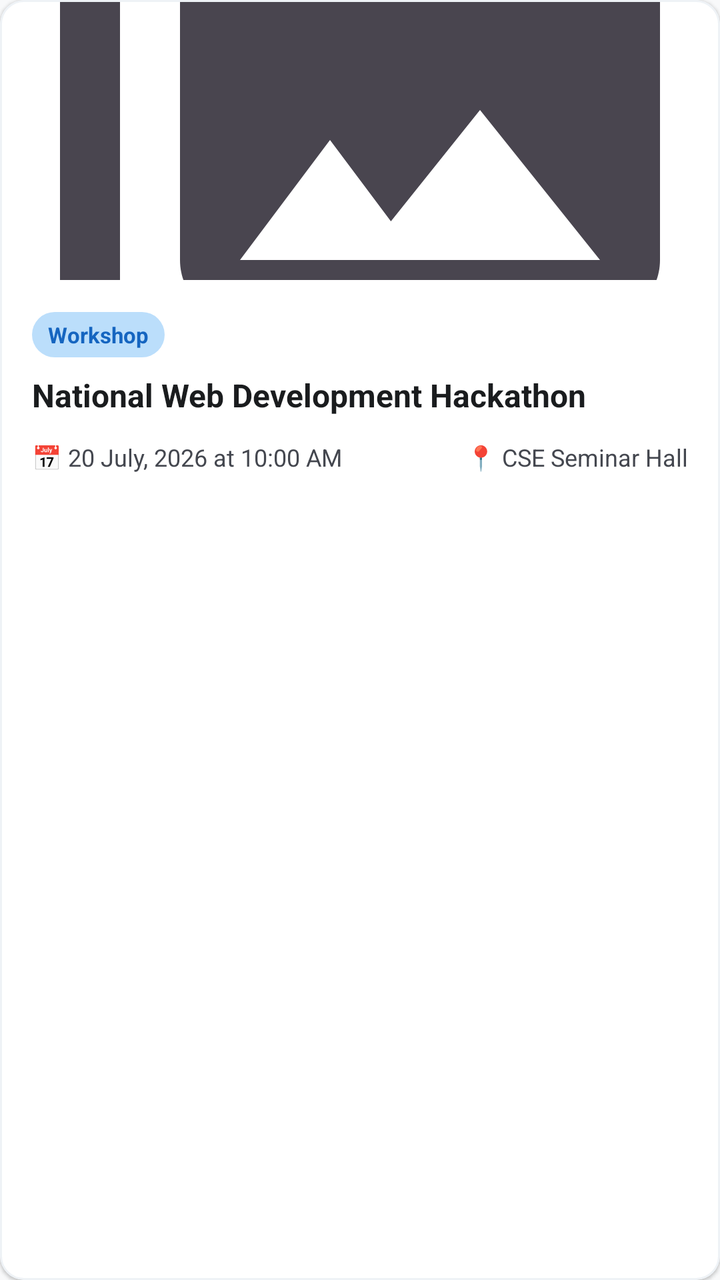
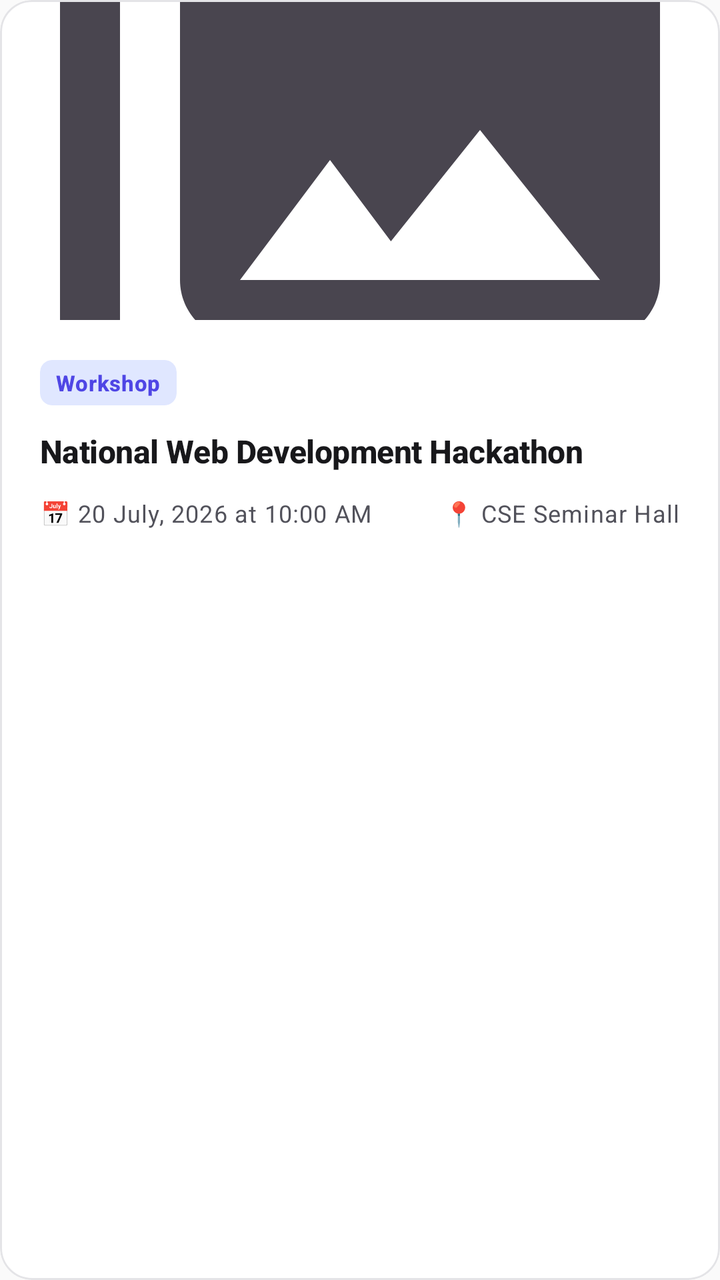

The first picture is an Android layout as it rendered before a commit; the second is the same layout after the commit. The layout source and the unified diff follow.
<!-- AndroidManifest.xml: application theme Theme.CSEHub -->
<!-- res/layout/item_event.xml -->
<?xml version="1.0" encoding="utf-8"?>
<com.google.android.material.card.MaterialCardView xmlns:android="http://schemas.android.com/apk/res/android"
    xmlns:app="http://schemas.android.com/apk/res-auto"
    android:layout_width="match_parent"
    android:layout_height="wrap_content"
    android:layout_marginBottom="12dp"
    app:cardCornerRadius="12dp"
    app:cardElevation="1dp"
    app:strokeWidth="1dp"
    app:strokeColor="?attr/colorSurfaceVariant">

    <LinearLayout
        android:layout_width="match_parent"
        android:layout_height="wrap_content"
        android:orientation="vertical">

        
        <ImageView
            android:id="@+id/bannerImage"
            android:layout_width="match_parent"
            android:layout_height="140dp"
            android:scaleType="centerCrop"
            android:src="@drawable/ic_gallery"
            android:contentDescription="Event Banner" />

        <LinearLayout
            android:layout_width="match_parent"
            android:layout_height="wrap_content"
            android:orientation="vertical"
            android:padding="16dp">

            <TextView
                android:id="@+id/eventTypeBadge"
                android:layout_width="wrap_content"
                android:layout_height="wrap_content"
                android:text="Workshop"
                android:textSize="11sp"
                android:textStyle="bold"
                android:textColor="?attr/colorPrimary"
                android:background="@drawable/bg_badge_primary"
                android:paddingHorizontal="8dp"
                android:paddingVertical="4dp"/>

            <TextView
                android:id="@+id/eventTitle"
                android:layout_width="match_parent"
                android:layout_height="wrap_content"
                android:layout_marginTop="8dp"
                android:text="National Web Development Hackathon"
                android:textSize="16sp"
                android:textStyle="bold"
                android:textColor="?attr/colorOnSurface"/>

            <RelativeLayout
                android:layout_width="match_parent"
                android:layout_height="wrap_content"
                android:layout_marginTop="12dp">

                <TextView
                    android:id="@+id/eventDate"
                    android:layout_width="wrap_content"
                    android:layout_height="wrap_content"
                    android:text="📅 20 July, 2026 at 10:00 AM"
                    android:textSize="12sp"
                    android:textColor="?attr/colorOnSurfaceVariant"/>

                <TextView
                    android:id="@+id/eventVenue"
                    android:layout_width="wrap_content"
                    android:layout_height="wrap_content"
                    android:layout_alignParentEnd="true"
                    android:text="📍 CSE Seminar Hall"
                    android:textSize="12sp"
                    android:textColor="?attr/colorOnSurfaceVariant"/>
            </RelativeLayout>

            
            <LinearLayout
                android:id="@+id/actionButtonsContainer"
                android:layout_width="match_parent"
                android:layout_height="wrap_content"
                android:orientation="horizontal"
                android:gravity="end"
                android:layout_marginTop="8dp"
                android:visibility="gone">

                <ImageButton
                    android:id="@+id/editButton"
                    android:layout_width="36dp"
                    android:layout_height="36dp"
                    android:src="@android:drawable/ic_menu_edit"
                    android:background="?attr/selectableItemBackgroundBorderless"
                    app:tint="?attr/colorPrimary"
                    android:layout_marginEnd="8dp"/>

                <ImageButton
                    android:id="@+id/deleteButton"
                    android:layout_width="36dp"
                    android:layout_height="36dp"
                    android:src="@android:drawable/ic_menu_delete"
                    android:background="?attr/selectableItemBackgroundBorderless"
                    app:tint="?attr/colorError"/>
            </LinearLayout>
        </LinearLayout>
    </LinearLayout>
</com.google.android.material.card.MaterialCardView>
<!-- resources referenced by this layout -->
<resources>
  <!-- drawable bg_badge_primary (drawable) -->
  <?xml version="1.0" encoding="utf-8"?>
  <shape xmlns:android="http://schemas.android.com/apk/res/android"
      android:shape="rectangle">
      <solid android:color="@color/primary_container" />
      <corners android:radius="16dp" />
  </shape>
  <style name="Theme.CSEHub" parent="Theme.Material3.DayNight.NoActionBar">
  
          
          <item name="colorPrimary">@color/primary</item>
          <item name="colorOnPrimary">@color/on_primary</item>
          <item name="colorPrimaryContainer">@color/primary_container</item>
          <item name="colorOnPrimaryContainer">@color/on_primary_container</item>
  
          
          <item name="colorSecondary">@color/secondary</item>
          <item name="colorOnSecondary">@color/on_secondary</item>
          <item name="colorSecondaryContainer">@color/secondary_container</item>
          <item name="colorOnSecondaryContainer">@color/on_secondary_container</item>
  
          
          <item name="colorTertiary">@color/tertiary</item>
          <item name="colorTertiaryContainer">@color/tertiary_container</item>
          <item name="colorOnTertiary">@color/on_tertiary</item>
          <item name="colorOnTertiaryContainer">@color/on_tertiary_container</item>
  
          
          <item name="colorError">@color/error</item>
          <item name="colorErrorContainer">@color/error_container</item>
          <item name="colorOnError">@color/on_error</item>
  
          
          <item name="android:windowBackground">@color/background</item>
          <item name="android:colorBackground">@color/background</item>
          <item name="colorOnBackground">@color/on_background</item>
          <item name="colorSurface">@color/surface</item>
          <item name="colorSurfaceVariant">@color/surface_variant</item>
          <item name="colorOnSurface">@color/on_surface</item>
          <item name="colorOnSurfaceVariant">@color/on_surface_variant</item>
          <item name="colorOutline">@color/outline</item>
          <item name="colorOutlineVariant">@color/outline_variant</item>
  
          
          <item name="android:statusBarColor" tools:targetApi="21">?attr/colorPrimary</item>
          <item name="android:windowLightStatusBar" tools:targetApi="23">false</item>
  
          
          <item name="elevationOverlayEnabled">false</item>
  
          
          <item name="shapeAppearanceSmallComponent">@style/ShapeAppearance.CSEHub.Small</item>
          <item name="shapeAppearanceMediumComponent">@style/ShapeAppearance.CSEHub.Medium</item>
          <item name="shapeAppearanceLargeComponent">@style/ShapeAppearance.CSEHub.Large</item>
      </style>
  <color name="primary_container">#BBDEFB</color>
  <color name="primary">#1565C0</color>
  <color name="on_primary_container">#0A1929</color>
  <color name="secondary">#00796B</color>
  <color name="secondary_container">#B2DFDB</color>
  <color name="on_secondary_container">#002319</color>
  <color name="tertiary">#E65100</color>
  <color name="tertiary_container">#FFE0B2</color>
  <color name="on_tertiary">#FFFFFF</color>
  <color name="on_tertiary_container">#3E1300</color>
  <color name="error">#B00020</color>
  <color name="error_container">#FDECEA</color>
  <color name="background">#F8F9FA</color>
  <color name="on_background">#1A1C1E</color>
  <color name="surface_variant">#EEF2F6</color>
  <color name="on_surface">#1A1C1E</color>
  <color name="on_surface_variant">#44474F</color>
  <color name="outline">#74777F</color>
  <color name="outline_variant">#C4C6D0</color>
  <!-- unchanged entries left out for length: 8 -->
</resources>

<!-- the commit's change to res/layout/item_event.xml (unified diff, before → after) -->
@@ -3,11 +3,8 @@
     xmlns:app="http://schemas.android.com/apk/res-auto"
     android:layout_width="match_parent"
     android:layout_height="wrap_content"
-    android:layout_marginBottom="12dp"
-    app:cardCornerRadius="12dp"
-    app:cardElevation="1dp"
-    app:strokeWidth="1dp"
-    app:strokeColor="?attr/colorSurfaceVariant">
+    android:layout_marginBottom="16dp"
+    style="@style/Widget.CSEHub.CardView">
 
     <LinearLayout
         android:layout_width="match_parent"
@@ -18,7 +15,7 @@
         <ImageView
             android:id="@+id/bannerImage"
             android:layout_width="match_parent"
-            android:layout_height="140dp"
+            android:layout_height="160dp"
             android:scaleType="centerCrop"
             android:src="@drawable/ic_gallery"
             android:contentDescription="Event Banner" />
@@ -27,52 +24,59 @@
             android:layout_width="match_parent"
             android:layout_height="wrap_content"
             android:orientation="vertical"
-            android:padding="16dp">
+            android:padding="20dp">
 
-            <TextView
-                android:id="@+id/eventTypeBadge"
+            <com.google.android.material.card.MaterialCardView
                 android:layout_width="wrap_content"
                 android:layout_height="wrap_content"
-                android:text="Workshop"
-                android:textSize="11sp"
-                android:textStyle="bold"
-                android:textColor="?attr/colorPrimary"
-                android:background="@drawable/bg_badge_primary"
-                android:paddingHorizontal="8dp"
-                android:paddingVertical="4dp"/>
+                app:cardBackgroundColor="?attr/colorPrimaryContainer"
+                app:cardCornerRadius="6dp"
+                app:cardElevation="0dp"
+                app:strokeWidth="0dp">
+                
+                <TextView
+                    android:id="@+id/eventTypeBadge"
+                    android:layout_width="wrap_content"
+                    android:layout_height="wrap_content"
+                    android:text="Workshop"
+                    android:textAppearance="@style/TextAppearance.CSEHub.LabelLarge"
+                    android:textSize="11sp"
+                    android:textColor="?attr/colorPrimary"
+                    android:paddingHorizontal="8dp"
+                    android:paddingVertical="4dp"/>
+            </com.google.android.material.card.MaterialCardView>
 
             <TextView
                 android:id="@+id/eventTitle"
                 android:layout_width="match_parent"
                 android:layout_height="wrap_content"
-                android:layout_marginTop="8dp"
+                android:layout_marginTop="12dp"
                 android:text="National Web Development Hackathon"
-                android:textSize="16sp"
-                android:textStyle="bold"
-                android:textColor="?attr/colorOnSurface"/>
+                android:textAppearance="@style/TextAppearance.CSEHub.TitleMedium"/>
 
-            <RelativeLayout
+            <LinearLayout
                 android:layout_width="match_parent"
                 android:layout_height="wrap_content"
-                android:layout_marginTop="12dp">
+                android:orientation="horizontal"
+                android:layout_marginTop="12dp"
+                android:gravity="center_vertical">
 
                 <TextView
                     android:id="@+id/eventDate"
                     android:layout_width="wrap_content"
                     android:layout_height="wrap_content"
+                    android:layout_weight="1"
                     android:text="📅 20 July, 2026 at 10:00 AM"
-                    android:textSize="12sp"
-                    android:textColor="?attr/colorOnSurfaceVariant"/>
+                    android:textAppearance="@style/TextAppearance.CSEHub.BodySmall"/>
 
                 <TextView
                     android:id="@+id/eventVenue"
                     android:layout_width="wrap_content"
                     android:layout_height="wrap_content"
-                    android:layout_alignParentEnd="true"
+                    android:layout_marginStart="8dp"
                     android:text="📍 CSE Seminar Hall"
-                    android:textSize="12sp"
-                    android:textColor="?attr/colorOnSurfaceVariant"/>
-            </RelativeLayout>
+                    android:textAppearance="@style/TextAppearance.CSEHub.BodySmall"/>
+            </LinearLayout>
 
             
             <LinearLayout
@@ -81,22 +85,22 @@
                 android:layout_height="wrap_content"
                 android:orientation="horizontal"
                 android:gravity="end"
-                android:layout_marginTop="8dp"
+                android:layout_marginTop="16dp"
                 android:visibility="gone">
 
                 <ImageButton
                     android:id="@+id/editButton"
-                    android:layout_width="36dp"
-                    android:layout_height="36dp"
+                    android:layout_width="40dp"
+                    android:layout_height="40dp"
                     android:src="@android:drawable/ic_menu_edit"
                     android:background="?attr/selectableItemBackgroundBorderless"
-                    app:tint="?attr/colorPrimary"
+                    app:tint="?attr/colorOnSurfaceVariant"
                     android:layout_marginEnd="8dp"/>
 
                 <ImageButton
                     android:id="@+id/deleteButton"
-                    android:layout_width="36dp"
-                    android:layout_height="36dp"
+                    android:layout_width="40dp"
+                    android:layout_height="40dp"
                     android:src="@android:drawable/ic_menu_delete"
                     android:background="?attr/selectableItemBackgroundBorderless"
                     app:tint="?attr/colorError"/>
<!-- resource entries referenced after the edit -->
@@ -1,12 +1,28 @@
 <!-- resources referenced by this layout -->
 <resources>
-  <!-- drawable bg_badge_primary (drawable) -->
-  <?xml version="1.0" encoding="utf-8"?>
-  <shape xmlns:android="http://schemas.android.com/apk/res/android"
-      android:shape="rectangle">
-      <solid android:color="@color/primary_container" />
-      <corners android:radius="16dp" />
-  </shape>
+  <style name="TextAppearance.CSEHub.BodySmall" parent="TextAppearance.Material3.BodySmall">
+          <item name="android:textColor">?attr/colorOnSurfaceVariant</item>
+          <item name="android:fontFamily">@font/inter</item>
+      </style>
+  <style name="TextAppearance.CSEHub.LabelLarge" parent="TextAppearance.Material3.LabelLarge">
+          <item name="android:textColor">?attr/colorOnSurfaceVariant</item>
+          <item name="android:textStyle">bold</item>
+          <item name="android:fontFamily">@font/inter</item>
+          <item name="android:letterSpacing">0.02</item>
+      </style>
+  <style name="TextAppearance.CSEHub.TitleMedium" parent="TextAppearance.Material3.TitleMedium">
+          <item name="android:textColor">?attr/colorOnSurface</item>
+          <item name="android:textStyle">bold</item>
+          <item name="android:fontFamily">@font/inter</item>
+          <item name="android:letterSpacing">-0.01</item>
+      </style>
+  <style name="Widget.CSEHub.CardView" parent="Widget.Material3.CardView.Elevated">
+          <item name="cardElevation">0dp</item>
+          <item name="strokeWidth">1dp</item>
+          <item name="strokeColor">@color/outline_variant</item>
+          <item name="cardBackgroundColor">@color/surface</item>
+          <item name="shapeAppearance">@style/ShapeAppearance.CSEHub.Large</item>
+      </style>
   <style name="Theme.CSEHub" parent="Theme.Material3.DayNight.NoActionBar">
   
           
@@ -15,22 +31,21 @@
           <item name="colorPrimaryContainer">@color/primary_container</item>
           <item name="colorOnPrimaryContainer">@color/on_primary_container</item>
   
-          
           <item name="colorSecondary">@color/secondary</item>
           <item name="colorOnSecondary">@color/on_secondary</item>
           <item name="colorSecondaryContainer">@color/secondary_container</item>
           <item name="colorOnSecondaryContainer">@color/on_secondary_container</item>
   
-          
-          <item name="colorTertiary">@color/tertiary</item>
-          <item name="colorTertiaryContainer">@color/tertiary_container</item>
-          <item name="colorOnTertiary">@color/on_tertiary</item>
-          <item name="colorOnTertiaryContainer">@color/on_tertiary_container</item>
+          <item name="colorTertiary">@color/accent</item>
+          <item name="colorTertiaryContainer">@color/warning_container</item>
+          <item name="colorOnTertiary">@color/on_accent</item>
+          <item name="colorOnTertiaryContainer">@color/on_warning_container</item>
   
           
           <item name="colorError">@color/error</item>
           <item name="colorErrorContainer">@color/error_container</item>
           <item name="colorOnError">@color/on_error</item>
+          <item name="colorOnErrorContainer">@color/on_error_container</item>
   
           
           <item name="android:windowBackground">@color/background</item>
@@ -44,36 +59,70 @@
           <item name="colorOutlineVariant">@color/outline_variant</item>
   
           
-          <item name="android:statusBarColor" tools:targetApi="21">?attr/colorPrimary</item>
-          <item name="android:windowLightStatusBar" tools:targetApi="23">false</item>
+          <item name="android:statusBarColor" tools:targetApi="21">@color/background</item>
+          <item name="android:windowLightStatusBar" tools:targetApi="23">true</item>
+          
+          <item name="android:navigationBarColor" tools:targetApi="21">@color/background</item>
+          <item name="android:windowLightNavigationBar" tools:targetApi="27">true</item>
   
           
           <item name="elevationOverlayEnabled">false</item>
+          <item name="materialCardViewStyle">@style/Widget.CSEHub.CardView</item>
   
           
           <item name="shapeAppearanceSmallComponent">@style/ShapeAppearance.CSEHub.Small</item>
           <item name="shapeAppearanceMediumComponent">@style/ShapeAppearance.CSEHub.Medium</item>
           <item name="shapeAppearanceLargeComponent">@style/ShapeAppearance.CSEHub.Large</item>
+          
+          
+          <item name="textAppearanceTitleLarge">@style/TextAppearance.CSEHub.TitleLarge</item>
+          <item name="textAppearanceTitleMedium">@style/TextAppearance.CSEHub.TitleMedium</item>
+          <item name="textAppearanceTitleSmall">@style/TextAppearance.CSEHub.TitleSmall</item>
+          <item name="textAppearanceBodyLarge">@style/TextAppearance.CSEHub.BodyLarge</item>
+          <item name="textAppearanceBodyMedium">@style/TextAppearance.CSEHub.BodyMedium</item>
+          <item name="textAppearanceBodySmall">@style/TextAppearance.CSEHub.BodySmall</item>
+          <item name="textAppearanceLabelLarge">@style/TextAppearance.CSEHub.LabelLarge</item>
+  
       </style>
-  <color name="primary_container">#BBDEFB</color>
-  <color name="primary">#1565C0</color>
-  <color name="on_primary_container">#0A1929</color>
-  <color name="secondary">#00796B</color>
-  <color name="secondary_container">#B2DFDB</color>
-  <color name="on_secondary_container">#002319</color>
-  <color name="tertiary">#E65100</color>
-  <color name="tertiary_container">#FFE0B2</color>
-  <color name="on_tertiary">#FFFFFF</color>
-  <color name="on_tertiary_container">#3E1300</color>
-  <color name="error">#B00020</color>
-  <color name="error_container">#FDECEA</color>
-  <color name="background">#F8F9FA</color>
-  <color name="on_background">#1A1C1E</color>
-  <color name="surface_variant">#EEF2F6</color>
-  <color name="on_surface">#1A1C1E</color>
-  <color name="on_surface_variant">#44474F</color>
-  <color name="outline">#74777F</color>
-  <color name="outline_variant">#C4C6D0</color>
+  <color name="primary_container">#E0E7FF</color>
+  <color name="primary">#4F46E5</color>
+  <color name="on_primary_container">#312E81</color>
+  <color name="secondary">#0D9488</color>
+  <color name="secondary_container">#CCFBF1</color>
+  <color name="on_secondary_container">#115E59</color>
+  <color name="accent">#F59E0B</color>
+  <color name="warning_container">#FEF3C7</color>
+  <color name="on_accent">#FFFFFF</color>
+  <color name="on_warning_container">#78350F</color>
+  <color name="error">#DC2626</color>
+  <color name="error_container">#FEE2E2</color>
+  <color name="on_error_container">#7F1D1D</color>
+  <color name="background">#FAFAFA</color>
+  <color name="on_background">#09090B</color>
+  <color name="surface_variant">#F4F4F5</color>
+  <color name="on_surface">#18181B</color>
+  <color name="on_surface_variant">#52525B</color>
+  <color name="outline">#D4D4D8</color>
+  <style name="TextAppearance.CSEHub.TitleLarge" parent="TextAppearance.Material3.TitleLarge">
+          <item name="android:textColor">?attr/colorOnSurface</item>
+          <item name="android:textStyle">bold</item>
+          <item name="android:fontFamily">@font/inter</item>
+          <item name="android:letterSpacing">-0.02</item>
+      </style>
+  <style name="TextAppearance.CSEHub.TitleSmall" parent="TextAppearance.Material3.TitleSmall">
+          <item name="android:textColor">?attr/colorOnSurface</item>
+          <item name="android:textStyle">bold</item>
+          <item name="android:fontFamily">@font/inter</item>
+      </style>
+  <style name="TextAppearance.CSEHub.BodyLarge" parent="TextAppearance.Material3.BodyLarge">
+          <item name="android:textColor">?attr/colorOnSurfaceVariant</item>
+          <item name="android:fontFamily">@font/inter</item>
+      </style>
+  <style name="TextAppearance.CSEHub.BodyMedium" parent="TextAppearance.Material3.BodyMedium">
+          <item name="android:textColor">?attr/colorOnSurfaceVariant</item>
+          <item name="android:fontFamily">@font/inter</item>
+      </style>
+  <color name="outline_variant">#E4E4E7</color>
   <!-- unchanged entries left out for length: 8 -->
 </resources>
 
